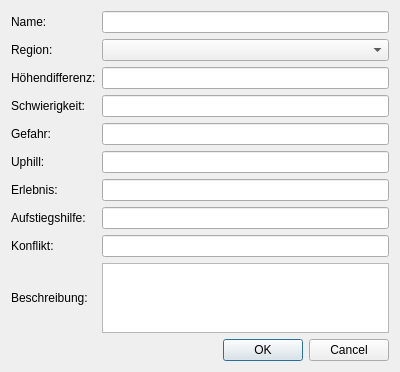
The window that webmap/digitizing/TrailsForm.ui (gimoya/tiroltrailhead) describes before a commit, drawn with Qt 5.
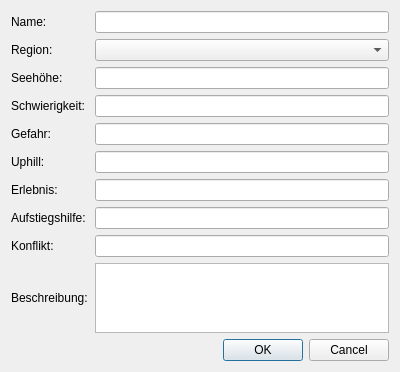
The same window after the commit.

Diff of the .ui file:
```diff
--- a/webmap/digitizing/TrailsForm.ui
+++ b/webmap/digitizing/TrailsForm.ui
@@ -107,7 +107,7 @@
    <item row="4" column="0">
     <widget class="QLabel" name="altitude_2">
      <property name="text">
-      <string>Höhendifferenz:</string>
+      <string>Seehöhe:</string>
      </property>
     </widget>
    </item>
```
